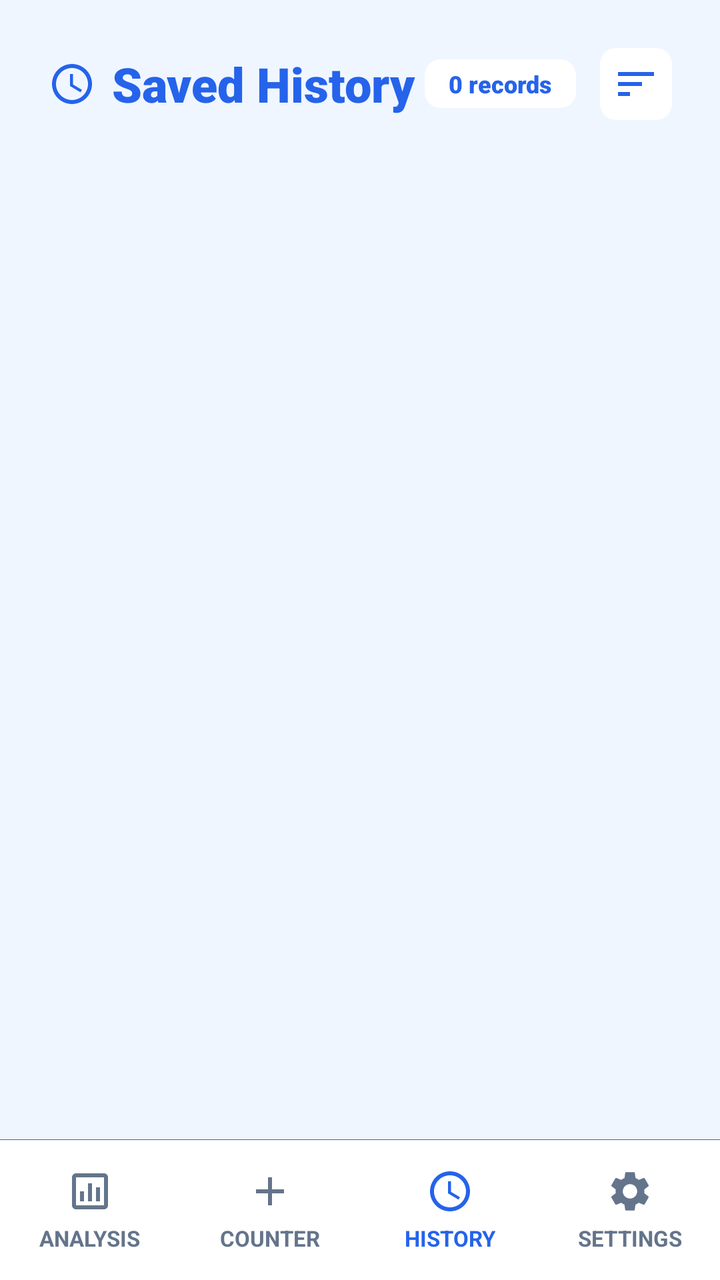
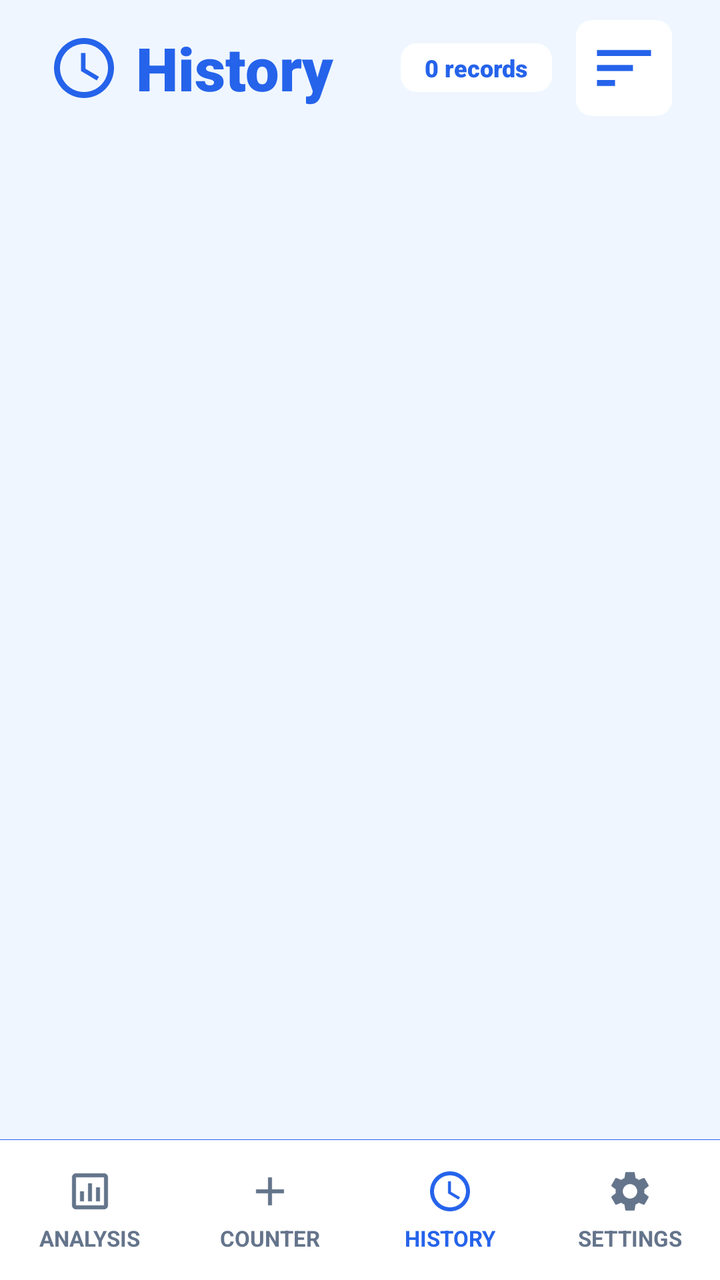

Compare the two renders of this Android layout. The source of the first and the diff that turns it into the second are given below.
<!-- AndroidManifest.xml: application theme Theme.SmartTasbeeh -->
<!-- res/layout/activity_saved_counts.xml -->
<?xml version="1.0" encoding="utf-8"?>
<androidx.constraintlayout.widget.ConstraintLayout xmlns:android="http://schemas.android.com/apk/res/android"
    xmlns:app="http://schemas.android.com/apk/res-auto"
    xmlns:tools="http://schemas.android.com/tools"
    android:layout_width="match_parent"
    android:layout_height="match_parent"
    android:background="@color/app_background">

    
    <LinearLayout
        android:id="@+id/headerLayout"
        android:layout_width="match_parent"
        android:layout_height="wrap_content"
        android:orientation="horizontal"
        android:paddingLeft="24dp"
        android:paddingRight="24dp"
        android:paddingTop="24dp"
        android:paddingBottom="10dp"
        android:gravity="center_vertical"
        app:layout_constraintTop_toTopOf="parent">

        <ImageView
            android:layout_width="24dp"
            android:layout_height="24dp"
            android:src="@drawable/ic_clock"
            app:tint="@color/count_text_color"
            android:layout_marginEnd="8dp"/>

        <TextView
            android:layout_width="0dp"
            android:layout_height="wrap_content"
            android:layout_weight="1"
            android:text="@string/history_title"
            android:textSize="24sp"
            android:fontFamily="sans-serif-black"
            android:textColor="@color/count_text_color" />

        <TextView
            android:id="@+id/recordCountBadge"
            android:layout_width="wrap_content"
            android:layout_height="wrap_content"
            android:background="@drawable/item_bg_shape"
            android:backgroundTint="@color/card_background"
            android:paddingStart="12dp"
            android:paddingEnd="12dp"
            android:paddingTop="4dp"
            android:paddingBottom="4dp"
            android:text="@string/no_records_badge"
            android:fontFamily="sans-serif-black"
            android:textColor="@color/count_text_color"
            android:textSize="12sp"/>

        <ImageView
            android:id="@+id/btnSort"
            android:layout_width="36dp"
            android:layout_height="36dp"
            android:layout_marginStart="12dp"
            android:background="@drawable/item_bg_shape"
            android:backgroundTint="@color/card_background"
            android:src="@drawable/ic_sort"
            android:scaleType="centerInside"
            app:tint="@color/count_text_color"
            android:clickable="true"
            android:focusable="true"/>

    </LinearLayout>

    
    <androidx.recyclerview.widget.RecyclerView
        android:id="@+id/recyclerView"
        android:layout_width="match_parent"
        android:layout_height="0dp"
        android:clipToPadding="false"
        android:padding="16dp"
        app:layout_constraintTop_toBottomOf="@id/headerLayout"
        app:layout_constraintBottom_toTopOf="@id/bottomNavDivider"
        tools:listitem="@layout/item_saved_count" />

    <TextView
        android:id="@+id/emptyView"
        android:layout_width="wrap_content"
        android:layout_height="wrap_content"
        android:text="@string/no_saved_counts"
        android:textColor="@color/text_secondary"
        android:textSize="16sp"
        android:visibility="gone"
        app:layout_constraintBottom_toTopOf="@id/bottomNavDivider"
        app:layout_constraintEnd_toEndOf="parent"
        app:layout_constraintStart_toStartOf="parent"
        app:layout_constraintTop_toBottomOf="@id/headerLayout" />

    
    <View
        android:id="@+id/bottomNavDivider"
        android:layout_width="match_parent"
        android:layout_height="0.1dp"
        android:background="@color/count_text_color"
        app:layout_constraintBottom_toTopOf="@id/bottomNav"/>

    
    <LinearLayout
        android:id="@+id/bottomNav"
        android:layout_width="match_parent"
        android:layout_height="70dp"
        android:background="@color/nav_bg"
        android:orientation="horizontal"
        android:weightSum="4"
        android:baselineAligned="false"
        app:layout_constraintBottom_toBottomOf="parent">

        
        <LinearLayout
            android:id="@+id/btnNavAnalysis"
            android:layout_width="0dp"
            android:layout_height="match_parent"
            android:layout_weight="1"
            android:orientation="vertical"
            android:gravity="center"
            android:clickable="true"
            android:focusable="true"
            android:background="?attr/selectableItemBackground">
            <ImageView
                android:layout_width="24dp"
                android:layout_height="24dp"
                android:src="@drawable/ic_analysis"
                app:tint="@color/nav_text_unselected"/>
            <TextView
                android:layout_width="wrap_content"
                android:layout_height="wrap_content"
                android:text="@string/nav_analysis"
                android:textSize="11sp"
                android:textStyle="bold"
                android:textColor="@color/nav_text_unselected"
                android:layout_marginTop="4dp"/>
        </LinearLayout>

        
        <LinearLayout
            android:id="@+id/btnNavCounter"
            android:layout_width="0dp"
            android:layout_height="match_parent"
            android:layout_weight="1"
            android:orientation="vertical"
            android:gravity="center"
            android:clickable="true"
            android:focusable="true"
            android:background="?attr/selectableItemBackground">
            
            <ImageView
                android:layout_width="24dp"
                android:layout_height="24dp"
                android:src="@drawable/ic_add"
                app:tint="@color/nav_text_unselected"/>
                
            <TextView
                android:layout_width="wrap_content"
                android:layout_height="wrap_content"
                android:text="@string/nav_counter"
                android:textSize="11sp"
                android:textStyle="bold"
                android:layout_marginTop="4dp"
                android:textColor="@color/nav_text_unselected"/>
        </LinearLayout>

        
        <LinearLayout
            android:layout_width="0dp"
            android:layout_height="match_parent"
            android:layout_weight="1"
            android:background="?attr/selectableItemBackground"
            android:clickable="true"
            android:focusable="true"
            android:gravity="center"
            android:orientation="vertical">

            <ImageView
                android:layout_width="24dp"
                android:layout_height="24dp"
                android:src="@drawable/ic_clock"
                app:tint="@color/nav_text_selected" />

            <TextView
                android:layout_width="wrap_content"
                android:layout_height="wrap_content"
                android:layout_marginTop="4dp"
                android:text="@string/nav_history"
                android:textColor="@color/nav_text_selected"
                android:textSize="11sp"
                android:textStyle="bold" />
        </LinearLayout>

        
        <LinearLayout
            android:id="@+id/btnNavSettings"
            android:layout_width="0dp"
            android:layout_height="match_parent"
            android:layout_weight="1"
            android:orientation="vertical"
            android:gravity="center"
            android:clickable="true"
            android:focusable="true"
            android:background="?attr/selectableItemBackground">
            
            <ImageView
                android:layout_width="24dp"
                android:layout_height="24dp"
                android:src="@drawable/ic_settings"
                app:tint="@color/nav_text_unselected"/>
                
            <TextView
                android:layout_width="wrap_content"
                android:layout_height="wrap_content"
                android:text="@string/nav_settings"
                android:textSize="11sp"
                android:textStyle="bold"
                android:layout_marginTop="4dp"
                android:textColor="@color/nav_text_unselected"/>
        </LinearLayout>

    </LinearLayout>

</androidx.constraintlayout.widget.ConstraintLayout>
<!-- res/layout/item_saved_count.xml (included above) -->
<?xml version="1.0" encoding="utf-8"?>
<com.google.android.material.card.MaterialCardView xmlns:android="http://schemas.android.com/apk/res/android"
    xmlns:app="http://schemas.android.com/apk/res-auto"
    android:id="@+id/cardContainer"
    android:layout_width="match_parent"
    android:layout_height="wrap_content"
    android:layout_marginBottom="16dp"
    android:clickable="true"
    android:focusable="true"
    app:cardCornerRadius="24dp"
    app:cardElevation="0dp"
    app:strokeWidth="1dp"
    app:strokeColor="@color/card_stroke_color"
    app:cardBackgroundColor="@color/card_background">

    <LinearLayout
        android:layout_width="match_parent"
        android:layout_height="wrap_content"
        android:orientation="vertical"
        android:padding="20dp">

        
        <LinearLayout
            android:layout_width="match_parent"
            android:layout_height="wrap_content"
            android:orientation="horizontal">

            
            <LinearLayout
                android:layout_width="0dp"
                android:layout_height="wrap_content"
                android:layout_weight="1"
                android:orientation="vertical">

                <TextView
                    android:id="@+id/tvTitle"
                    android:layout_width="wrap_content"
                    android:layout_height="wrap_content"
                    android:text="Title"
                    android:textColor="@color/text_primary"
                    android:textSize="18sp"
                    android:fontFamily="sans-serif-black"
                    android:layout_marginBottom="8dp" />

                <LinearLayout
                    android:layout_width="wrap_content"
                    android:layout_height="wrap_content"
                    android:orientation="horizontal"
                    android:gravity="center_vertical">
                    
                     <ImageView
                        android:layout_width="14dp"
                        android:layout_height="14dp"
                        android:src="@drawable/ic_clock"
                        app:tint="@color/hint_text"
                        android:layout_marginEnd="4dp"/>
                        
                    <TextView
                        android:id="@+id/tvDate"
                        android:layout_width="wrap_content"
                        android:layout_height="wrap_content"
                        android:text="29-01-2026   12:41"
                        android:textColor="@color/text_secondary"
                        android:textSize="12sp"
                        android:textStyle="bold"/>
                </LinearLayout>

            </LinearLayout>

            
            <LinearLayout
                android:layout_width="wrap_content"
                android:layout_height="wrap_content"
                android:orientation="vertical"
                android:gravity="center_horizontal"
                android:layout_marginStart="16dp">

                <LinearLayout
                    android:layout_width="wrap_content"
                    android:layout_height="wrap_content"
                    android:orientation="horizontal"
                    android:gravity="center_vertical">
                    
                    <ImageView
                        android:id="@+id/ivPin"
                        android:layout_width="16dp"
                        android:layout_height="16dp"
                        android:src="@drawable/ic_pin"
                        app:tint="@color/tasbeeh_blue_primary"
                        android:visibility="gone"
                        android:layout_marginEnd="4dp"/>

                    <TextView
                        android:id="@+id/tvCount"
                    android:layout_width="wrap_content"
                    android:layout_height="wrap_content"
                    android:text="63"
                    android:textColor="@color/tasbeeh_blue_primary"
                    android:textSize="28sp"
                    android:fontFamily="sans-serif-black"
                        android:includeFontPadding="false"/>
                </LinearLayout>

                <TextView
                    android:layout_width="wrap_content"
                    android:layout_height="wrap_content"
                    android:text="TOTAL"
                    android:textColor="@color/text_secondary"
                    android:textSize="10sp"
                    android:textStyle="bold"
                    android:letterSpacing="0.1"/>
            </LinearLayout>

        </LinearLayout>
        
        
        <LinearLayout
             android:layout_width="match_parent"
             android:layout_height="wrap_content"
             android:orientation="horizontal"
             android:layout_marginTop="20dp"
             android:gravity="center_vertical">

             <Button
                 android:id="@+id/btnContinue"
                 android:layout_width="0dp"
                 android:layout_height="48dp"
                 android:layout_weight="1"
                 android:text="RESUME"
                 android:textAllCaps="true"
                 android:textColor="@color/white"
                 android:textSize="14sp"
                 android:textStyle="bold"
                 android:letterSpacing="0.05"
                 android:backgroundTint="@color/tasbeeh_blue_primary"
                 android:insetTop="0dp"
                 android:insetBottom="0dp"
                 android:layout_marginEnd="12dp"
                 app:icon="@drawable/ic_play_circle"
                 app:iconGravity="textStart"
                 app:iconPadding="8dp"
                 app:iconTint="@color/white"
                 app:cornerRadius="12dp"
                 style="@style/Widget.MaterialComponents.Button.UnelevatedButton"/>

             
             <FrameLayout
                 android:id="@+id/btnDelete"
                 android:layout_width="48dp"
                 android:layout_height="48dp"
                 android:background="@drawable/item_bg_shape"
                 android:backgroundTint="@color/icon_btn_bg"
                 android:clickable="true"
                 android:focusable="true">
                 
                 <ImageView
                    android:layout_width="20dp"
                    android:layout_height="20dp"
                    android:layout_gravity="center"
                    android:src="@drawable/ic_delete" 
                    app:tint="@color/delete_text"/>
             </FrameLayout>
        </LinearLayout>

    </LinearLayout>
</com.google.android.material.card.MaterialCardView>
<!-- resources referenced by this layout -->
<resources>
  <color name="app_background">@color/background_light</color>
  <color name="card_background">#FFFFFF</color>
  <color name="card_stroke_color">#DBEAFE</color>
  <color name="count_text_color">#2563EB</color>
  <color name="delete_text">#DC2626</color>
  <color name="hint_text">#475569</color>
  <color name="icon_btn_bg">#EFF6FF</color>
  <color name="nav_bg">#FFFFFF</color>
  <color name="nav_text_selected">#2563EB</color>
  <color name="nav_text_unselected">#64748B</color>
  <color name="tasbeeh_blue_primary">#2563EB</color>
  <color name="text_primary">#0F172A</color>
  <color name="text_secondary">#475569</color>
  <color name="white">#FFFFFFFF</color>
  <!-- drawable ic_add (drawable) -->
  <vector xmlns:android="http://schemas.android.com/apk/res/android"
      android:width="24dp"
      android:height="24dp"
      android:viewportWidth="24"
      android:viewportHeight="24">
      <path
        android:fillColor="@android:color/white"
        android:pathData="M19,13h-6v6h-2v-6H5v-2h6V5h2v6h6v2z"/>
  </vector>
  <!-- drawable ic_analysis (drawable) -->
  <vector xmlns:android="http://schemas.android.com/apk/res/android"
      android:width="24dp"
      android:height="24dp"
      android:viewportWidth="24"
      android:viewportHeight="24">
    <path
        android:fillColor="#FF000000"
        android:pathData="M19,3H5C3.9,3 3,3.9 3,5v14c0,1.1 0.9,2 2,2h14c1.1,0 2,-0.9 2,-2V5C21,3.9 20.1,3 19,3zM19,19H5V5h14V19zM7,12h2v5H7V12zM11,8h2v9h-2V8zM15,10h2v7h-2V10z"/>
  </vector>
  <!-- drawable ic_delete (drawable) -->
  <vector xmlns:android="http://schemas.android.com/apk/res/android"
      android:width="24dp"
      android:height="24dp"
      android:viewportWidth="24.0"
      android:viewportHeight="24.0">
      <path
          android:fillColor="@android:color/white"
          android:pathData="M6,19c0,1.1 0.9,2 2,2h8c1.1,0 2,-0.9 2,-2V7H6v12zM19,4h-3.5l-1,-1h-5l-1,1H5v2h14V4z"/>
  </vector>
  <!-- drawable ic_pin (drawable) -->
  <vector xmlns:android="http://schemas.android.com/apk/res/android"
      android:width="24dp"
      android:height="24dp"
      android:viewportWidth="24"
      android:viewportHeight="24"
      android:tint="?attr/colorControlNormal">
    <path
        android:fillColor="@android:color/white"
        android:pathData="M16,12V4H17V2H7V4H8V12L6,14V16H11V22H13V16H18V14L16,12Z"/>
  </vector>
  <!-- drawable ic_play_circle (drawable) -->
  <vector xmlns:android="http://schemas.android.com/apk/res/android"
      android:width="24dp"
      android:height="24dp"
      android:viewportWidth="24.0"
      android:viewportHeight="24.0">
      <path
          android:fillColor="@android:color/white"
          android:pathData="M12,2C6.48,2 2,6.48 2,12s4.48,10 10,10 10,-4.48 10,-10S17.52,2 12,2zM10,16.5v-9l6,4.5 -6,4.5z"/>
  </vector>
  <!-- drawable ic_sort (drawable) -->
  <vector xmlns:android="http://schemas.android.com/apk/res/android"
      android:width="24dp"
      android:height="24dp"
      android:viewportWidth="24"
      android:viewportHeight="24"
      android:tint="?attr/colorControlNormal">
    <path
        android:fillColor="@android:color/white"
        android:pathData="M3,18h6v-2H3v2zM3,6v2h18V6H3zM3,13h12v-2H3v2z"/>
  </vector>
  <!-- drawable item_bg_shape (drawable) -->
  <?xml version="1.0" encoding="utf-8"?>
  <shape xmlns:android="http://schemas.android.com/apk/res/android"
      android:shape="rectangle">
      <solid android:color="@color/card_background" />
      <corners android:radius="8dp"/>
  </shape>
  <string name="history_title">Saved History</string>
  <string name="nav_analysis">ANALYSIS</string>
  <string name="nav_counter">COUNTER</string>
  <string name="nav_history">HISTORY</string>
  <string name="nav_settings">SETTINGS</string>
  <string name="no_records_badge">0 records</string>
  <string name="no_saved_counts">No saved counts found</string>
  <style name="Theme.SmartTasbeeh" parent="Base.Theme.SmartTasbeeh" />
  <color name="background_light">#EFF6FF</color>
  <color name="tasbeeh_blue_dark">#1E3A8A</color>
  <!-- unchanged entries left out for length: 3 -->
</resources>

<!-- the commit's change to res/layout/activity_saved_counts.xml (unified diff, before → after) -->
@@ -14,24 +14,25 @@
         android:orientation="horizontal"
         android:paddingLeft="24dp"
         android:paddingRight="24dp"
-        android:paddingTop="24dp"
+        android:paddingTop="10dp"
         android:paddingBottom="10dp"
         android:gravity="center_vertical"
         app:layout_constraintTop_toTopOf="parent">
 
         <ImageView
-            android:layout_width="24dp"
-            android:layout_height="24dp"
+            android:layout_width="36dp"
+            android:layout_height="36dp"
             android:src="@drawable/ic_clock"
             app:tint="@color/count_text_color"
-            android:layout_marginEnd="8dp"/>
+            android:layout_marginEnd="8dp"
+            android:contentDescription="@null"/>
 
         <TextView
             android:layout_width="0dp"
             android:layout_height="wrap_content"
             android:layout_weight="1"
             android:text="@string/history_title"
-            android:textSize="24sp"
+            android:textSize="30sp"
             android:fontFamily="sans-serif-black"
             android:textColor="@color/count_text_color" />
 
@@ -52,8 +53,8 @@
 
         <ImageView
             android:id="@+id/btnSort"
-            android:layout_width="36dp"
-            android:layout_height="36dp"
+            android:layout_width="48dp"
+            android:layout_height="48dp"
             android:layout_marginStart="12dp"
             android:background="@drawable/item_bg_shape"
             android:backgroundTint="@color/card_background"
@@ -61,7 +62,8 @@
             android:scaleType="centerInside"
             app:tint="@color/count_text_color"
             android:clickable="true"
-            android:focusable="true"/>
+            android:focusable="true"
+            android:contentDescription="@string/action_sort_history"/>
 
     </LinearLayout>
 
@@ -123,7 +125,8 @@
                 android:layout_width="24dp"
                 android:layout_height="24dp"
                 android:src="@drawable/ic_analysis"
-                app:tint="@color/nav_text_unselected"/>
+                app:tint="@color/nav_text_unselected"
+                android:contentDescription="@null"/>
             <TextView
                 android:layout_width="wrap_content"
                 android:layout_height="wrap_content"
@@ -150,7 +153,8 @@
                 android:layout_width="24dp"
                 android:layout_height="24dp"
                 android:src="@drawable/ic_add"
-                app:tint="@color/nav_text_unselected"/>
+                app:tint="@color/nav_text_unselected"
+                android:contentDescription="@null"/>
                 
             <TextView
                 android:layout_width="wrap_content"
@@ -177,7 +181,8 @@
                 android:layout_width="24dp"
                 android:layout_height="24dp"
                 android:src="@drawable/ic_clock"
-                app:tint="@color/nav_text_selected" />
+                app:tint="@color/nav_text_selected"
+                android:contentDescription="@null"/>
 
             <TextView
                 android:layout_width="wrap_content"
@@ -205,7 +210,8 @@
                 android:layout_width="24dp"
                 android:layout_height="24dp"
                 android:src="@drawable/ic_settings"
-                app:tint="@color/nav_text_unselected"/>
+                app:tint="@color/nav_text_unselected"
+                android:contentDescription="@null"/>
                 
             <TextView
                 android:layout_width="wrap_content"
<!-- resource entries referenced after the edit -->
@@ -67,8 +67,8 @@
   </vector>
   <!-- drawable ic_sort (drawable) -->
   <vector xmlns:android="http://schemas.android.com/apk/res/android"
-      android:width="24dp"
-      android:height="24dp"
+      android:width="36dp"
+      android:height="36dp"
       android:viewportWidth="24"
       android:viewportHeight="24"
       android:tint="?attr/colorControlNormal">
@@ -83,7 +83,8 @@
       <solid android:color="@color/card_background" />
       <corners android:radius="8dp"/>
   </shape>
-  <string name="history_title">Saved History</string>
+  <string name="action_sort_history">Sort history</string>
+  <string name="history_title">History</string>
   <string name="nav_analysis">ANALYSIS</string>
   <string name="nav_counter">COUNTER</string>
   <string name="nav_history">HISTORY</string>
